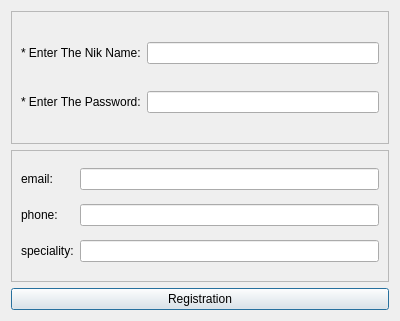
This is ui/qt_registration.ui in volodya-renderberg/lineyka as Qt 5 draws it before an edit. The edited form follows.
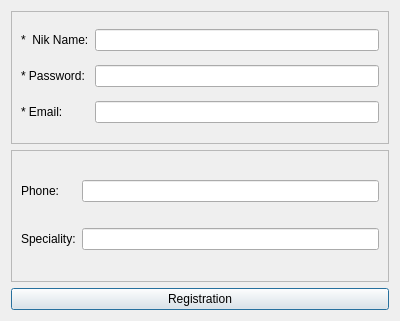
This is the edited form.

Commit message: ui - правки

What changed in the file:
```diff
--- a/ui/qt_registration.ui
+++ b/ui/qt_registration.ui
@@ -23,23 +23,6 @@
       <enum>QFrame::Raised</enum>
      </property>
      <layout class="QGridLayout" name="gridLayout">
-      <item row="0" column="0">
-       <widget class="QLabel" name="label">
-        <property name="text">
-         <string>* Enter The Nik Name:</string>
-        </property>
-       </widget>
-      </item>
-      <item row="0" column="1">
-       <widget class="QLineEdit" name="nik_name_field"/>
-      </item>
-      <item row="1" column="0">
-       <widget class="QLabel" name="label_2">
-        <property name="text">
-         <string>* Enter The Password:</string>
-        </property>
-       </widget>
-      </item>
       <item row="1" column="1">
        <widget class="QLineEdit" name="password_field">
         <property name="echoMode">
@@ -47,6 +30,33 @@
         </property>
        </widget>
       </item>
+      <item row="1" column="0">
+       <widget class="QLabel" name="label_2">
+        <property name="text">
+         <string>* Password:</string>
+        </property>
+       </widget>
+      </item>
+      <item row="0" column="0">
+       <widget class="QLabel" name="label">
+        <property name="text">
+         <string>*  Nik Name:</string>
+        </property>
+       </widget>
+      </item>
+      <item row="0" column="1">
+       <widget class="QLineEdit" name="nik_name_field"/>
+      </item>
+      <item row="2" column="1">
+       <widget class="QLineEdit" name="email_field"/>
+      </item>
+      <item row="2" column="0">
+       <widget class="QLabel" name="label_3">
+        <property name="text">
+         <string>* Email:</string>
+        </property>
+       </widget>
+      </item>
      </layout>
     </widget>
    </item>
@@ -59,20 +69,10 @@
       <enum>QFrame::Raised</enum>
      </property>
      <layout class="QGridLayout" name="gridLayout_2">
-      <item row="0" column="0">
-       <widget class="QLabel" name="label_3">
-        <property name="text">
-         <string>email:</string>
-        </property>
-       </widget>
-      </item>
-      <item row="0" column="1">
-       <widget class="QLineEdit" name="email_field"/>
-      </item>
       <item row="1" column="0">
        <widget class="QLabel" name="label_4">
         <property name="text">
-         <string>phone:</string>
+         <string>Phone:</string>
         </property>
        </widget>
       </item>
@@ -82,7 +82,7 @@
       <item row="2" column="0">
        <widget class="QLabel" name="label_5">
         <property name="text">
-         <string>speciality:</string>
+         <string>Speciality:</string>
         </property>
        </widget>
       </item>
```
The commit also changes 4 other files.
